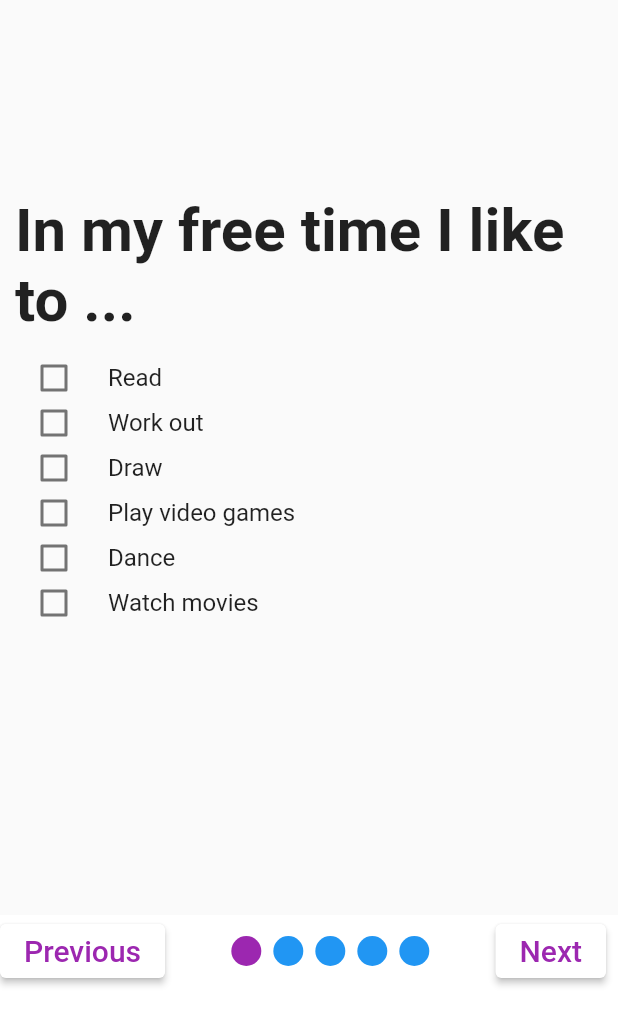
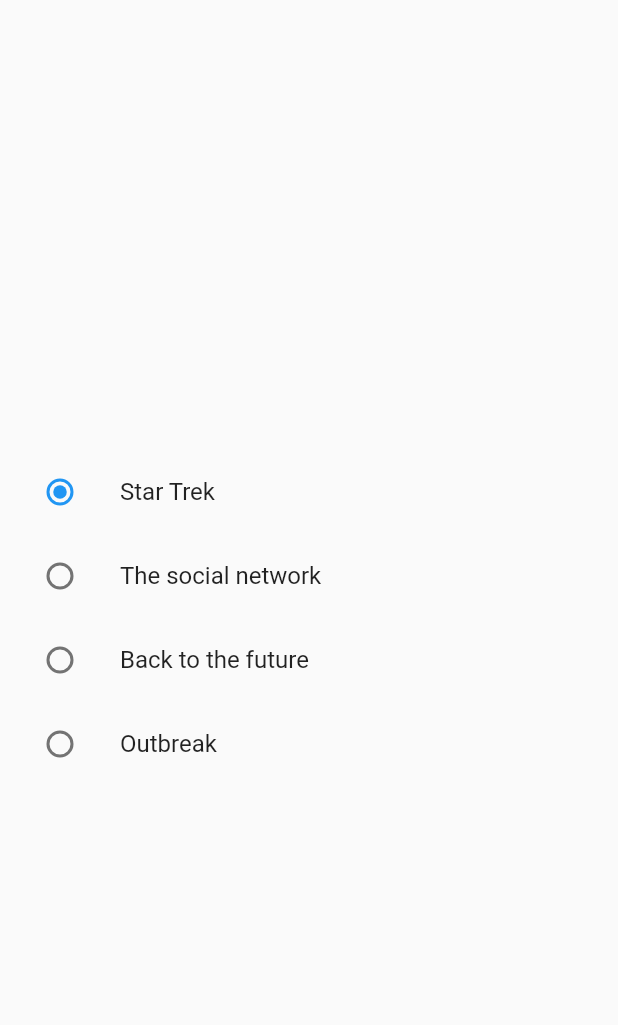
Before and after one commit to ParkJunSoung/flutter_jetsurvey, a Flutter app: the screen it shows after launch, on a phone screen of 412 x 824 dp. Shown: the top 1025 px of the screen. Run offline on Flutter 3.47's test engine with Material 2 defaults, Android fonts, the phone set to English and light mode, and no system bars.

```diff
--- a/lib/main.dart
+++ b/lib/main.dart
@@ -1,6 +1,7 @@
 import 'package:flutter/material.dart';
 import 'package:flutter_jetsurvey/provider/provider.dart';
 import 'package:flutter_jetsurvey/ui/home.dart';
+import 'package:flutter_jetsurvey/ui/question/movie.dart';
 import 'package:flutter_jetsurvey/ui/question/question_movie.dart';
 import 'package:flutter_jetsurvey/ui/question_main.dart';
 import 'package:provider/provider.dart';
@@ -22,7 +23,7 @@ class MyApp extends StatelessWidget {
           theme: ThemeData(
             primarySwatch: Colors.blue,
           ),
-          home: QuestionsMain(),
+          home: Movie(),
         )
     );
   }
--- /dev/null
+++ b/lib/ui/question/movie.dart
@@ -0,0 +1,80 @@
+import 'package:flutter/material.dart';
+enum Gender {MOVIE1, MOVIE2,MOVIE3,MOVIE4,}
+class Movie extends StatefulWidget {
+  const Movie({Key key}) : super(key: key);
+
+  @override
+  _MovieState createState() => _MovieState();
+}
+
+class _MovieState extends State<Movie> {
+  int _counter = 0;
+  var _isChecked = false;
+  Gender _Movies = Gender.MOVIE1;
+  void _incrementCounter() {
+    setState(() {
+      _counter++;
+    });
+  }
+
+  @override
+  Widget build(BuildContext context) {
+    return Scaffold(
+      body: Center(
+        child: Column(
+          mainAxisAlignment: MainAxisAlignment.center,
+          children: <Widget>[
+            ListTile(
+              title: Text('Star Trek'),
+              leading: Radio(
+                value: Gender.MOVIE1,
+                groupValue: _Movies,
+                onChanged: (value) {
+                  setState(() {
+                    _Movies = value;
+                  });
+                },
+              ),
+            ),
+            ListTile(
+              title: Text('The social network'),
+              leading: Radio(
+                value: Gender.MOVIE2,
+                groupValue: _Movies,
+                onChanged: (value) {
+                  setState(() {
+                    _Movies = value;
+                  });
+                },
+              ),
+            ),
+            ListTile(
+              title: Text('Back to the future'),
+              leading: Radio(
+                value: Gender.MOVIE3,
+                groupValue: _Movies,
+                onChanged: (value) {
+                  setState(() {
+                    _Movies = value;
+                  });
+                },
+              ),
+            ),
+            ListTile(
+              title: Text('Outbreak'),
+              leading: Radio(
+                value: Gender.MOVIE4,
+                groupValue: _Movies,
+                onChanged: (value) {
+                  setState(() {
+                    _Movies = value;
+                  });
+                },
+              ),
+            )
+          ],
+        ),
+      ),
+    );
+  }
+}
--- a/lib/ui/question/question_movie.dart
+++ b/lib/ui/question/question_movie.dart
@@ -12,9 +12,10 @@ class QuestionMovie extends StatefulWidget {
 class _QuestionMovieState extends State<QuestionMovie> {
   @override
   Widget build(BuildContext context) {
-    int counter = 0 ;
+
 
     var list = context.read<ListProvider>();
+
     return Scaffold(
       body: Column(
         children: [
```
